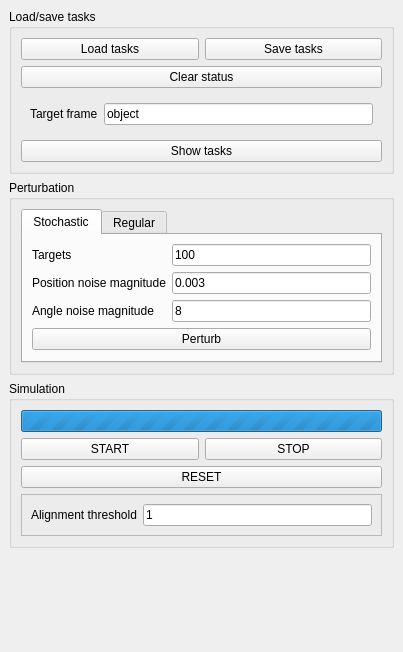
Before: the Qt Designer form src/plugins/alignment_experiment/alignment_experiment.ui in dagothar/gripperz, drawn with Qt 5.
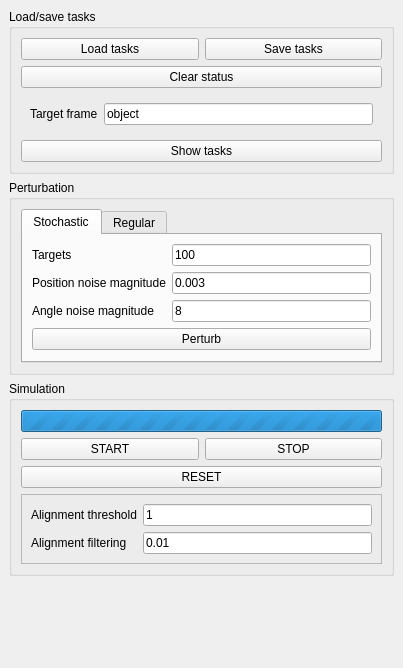
After: the same form once the commit is applied.

Commit message: added alignment index calculator to the plugin

What changed in the file:
```diff
--- a/src/plugins/alignment_experiment/alignment_experiment.ui
+++ b/src/plugins/alignment_experiment/alignment_experiment.ui
@@ -7,7 +7,7 @@
     <x>0</x>
     <y>0</y>
     <width>403</width>
-    <height>652</height>
+    <height>668</height>
    </rect>
   </property>
   <property name="windowTitle">
@@ -64,13 +64,6 @@
           <enum>QFrame::Raised</enum>
          </property>
          <layout class="QGridLayout" name="gridLayout_6">
-          <item row="0" column="0">
-           <widget class="QLabel" name="label_5">
-            <property name="text">
-             <string>Alignment threshold</string>
-            </property>
-           </widget>
-          </item>
           <item row="0" column="1">
            <widget class="QLineEdit" name="thresholdLineEdit">
             <property name="text">
@@ -78,6 +71,27 @@
             </property>
            </widget>
           </item>
+          <item row="0" column="0">
+           <widget class="QLabel" name="label_5">
+            <property name="text">
+             <string>Alignment threshold</string>
+            </property>
+           </widget>
+          </item>
+          <item row="1" column="0">
+           <widget class="QLabel" name="label_6">
+            <property name="text">
+             <string>Alignment filtering</string>
+            </property>
+           </widget>
+          </item>
+          <item row="1" column="1">
+           <widget class="QLineEdit" name="filteringLineEdit">
+            <property name="text">
+             <string>0.01</string>
+            </property>
+           </widget>
+          </item>
          </layout>
         </widget>
        </item>
```
The commit also changes 2 other files.
